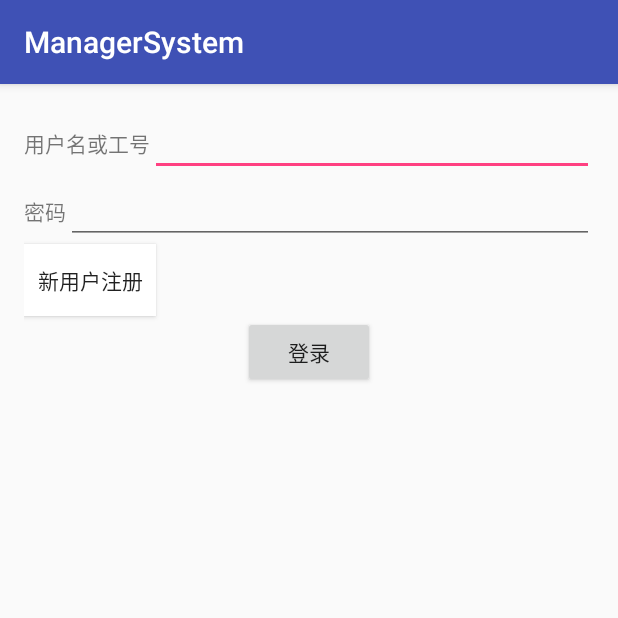
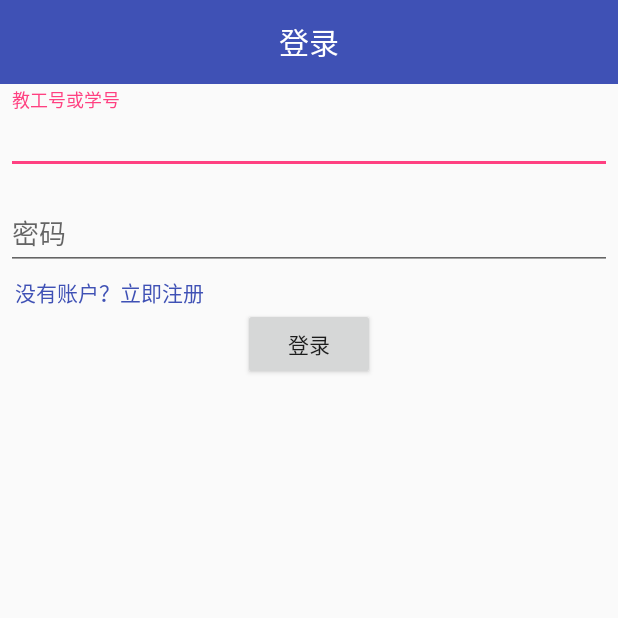
Before and after one commit to GStang/ManagerSystem, an Android app: the screen it shows after launch (MainActivity), on a phone screen of 412 x 824 dp, the top half of it. Run offline under Robolectric (Android 15) with nearby library versions, the light colour scheme and no system bars; our stand-ins replace ButterKnife.

Commit message:
班级选择

```diff
--- a/app/src/main/java/com/swpuiot/managersystem/MainActivity.java
+++ b/app/src/main/java/com/swpuiot/managersystem/MainActivity.java
@@ -6,6 +6,7 @@ import android.os.Bundle;
 import android.util.Log;
 import android.widget.Button;
 import android.widget.EditText;
+import android.widget.TextView;
 import android.widget.Toast;
 
 import com.google.gson.Gson;
@@ -36,7 +37,7 @@ import retrofit2.Retrofit;
 
 public class MainActivity extends AppCompatActivity implements LoginRequest.Getresponse {
     @BindView(R.id.btn_register)
-    Button mbtnregister;
+    TextView mbtnregister;
     @BindView(R.id.btn_login)
     Button mbtnlogin;
     @BindView(R.id.et_username)
--- a/app/src/main/java/com/swpuiot/managersystem/httpinterface/ClassService.java
+++ b/app/src/main/java/com/swpuiot/managersystem/httpinterface/ClassService.java
@@ -19,6 +19,8 @@ public interface ClassService {
     @GET("/get/all")
     Call<ResponseBody> getAllCLass(@Query("id") long id);
 
+    @GET("/get/allclass")
+    Call<ResponseBody> getAllCLass();
     @POST("/class")
     Call<ResponseBody> addClass(@Body RequestBody body);
 
--- a/app/src/main/java/com/swpuiot/managersystem/util/RetrofitUtil.java
+++ b/app/src/main/java/com/swpuiot/managersystem/util/RetrofitUtil.java
@@ -25,7 +25,7 @@ public class RetrofitUtil {
     }
     private static Retrofit.Builder builder = new Retrofit.Builder();
     private static Retrofit retrofit = builder
-            .baseUrl("http://10.24.39.77:8080")
+            .baseUrl("http://192.168.1.117:8080")
             .build();
 
     public static Retrofit getRetrofit() {
--- a/app/src/main/res/layout/activity_main.xml
+++ b/app/src/main/res/layout/activity_main.xml
@@ -4,54 +4,59 @@
     android:layout_width="match_parent"
     android:layout_height="match_parent"
     android:orientation="vertical"
-    android:paddingBottom="@dimen/activity_vertical_margin"
-    android:paddingLeft="@dimen/activity_horizontal_margin"
-    android:paddingRight="@dimen/activity_horizontal_margin"
-    android:paddingTop="@dimen/activity_vertical_margin"
     tools:context="com.swpuiot.managersystem.MainActivity">
-
-    <LinearLayout
+<android.support.v7.widget.Toolbar
     android:layout_width="match_parent"
-        android:layout_height="wrap_content">
-
+    android:layout_height="?attr/actionBarSize"
+    android:background="@color/colorPrimary">
     <TextView
         android:layout_width="wrap_content"
         android:layout_height="wrap_content"
-            android:text="用户名或工号" />
+        android:text="@string/login"
+        android:textSize="@dimen/toolbar_title_size"
+        android:layout_gravity="center"
+        android:textColor="@color/colorWrite"/>
+</android.support.v7.widget.Toolbar>
+
+    <android.support.design.widget.TextInputLayout
+        android:layout_width="match_parent"
+        android:layout_height="wrap_content"
+        android:padding="4dp">
 
         <EditText
             android:id="@+id/et_username"
             android:layout_width="match_parent"
-            android:layout_height="wrap_content" />
-    </LinearLayout>
+            android:layout_height="wrap_content"
+            android:hint="@string/ID" />
+    </android.support.design.widget.TextInputLayout>
 
-    <LinearLayout
+
+    <android.support.design.widget.TextInputLayout
         android:layout_width="match_parent"
-    android:layout_height="wrap_content">
-
-    <TextView
-        android:layout_width="wrap_content"
         android:layout_height="wrap_content"
-        android:text="密码" />
+        android:padding="4dp">
 
         <EditText
             android:id="@+id/et_password"
             android:layout_width="match_parent"
             android:layout_height="wrap_content"
+            android:hint="@string/password"
             android:inputType="textPassword" />
-</LinearLayout>
+    </android.support.design.widget.TextInputLayout>
 
-    <Button
+
+    <TextView
         android:id="@+id/btn_register"
         android:layout_width="wrap_content"
         android:layout_height="wrap_content"
-        android:background="#ffffff"
-        android:text="新用户注册" />
+        android:text="@string/doRegister"
+        android:layout_marginLeft="10dp"
+        android:textColor="@color/colorPrimary"/>
 
     <Button
         android:id="@+id/btn_login"
         android:layout_width="wrap_content"
         android:layout_height="wrap_content"
         android:layout_gravity="center"
-        android:text="登录" />
+        android:text="@string/login" />
 </LinearLayout>
--- a/app/src/main/res/values/colors.xml
+++ b/app/src/main/res/values/colors.xml
@@ -3,4 +3,5 @@
     <color name="colorPrimary">#3F51B5</color>
     <color name="colorPrimaryDark">#303F9F</color>
     <color name="colorAccent">#FF4081</color>
+    <color name="colorWrite">#ffffff</color>
 </resources>
--- a/app/src/main/res/values/dimens.xml
+++ b/app/src/main/res/values/dimens.xml
@@ -2,4 +2,5 @@
     <!-- Default screen margins, per the Android Design guidelines. -->
     <dimen name="activity_horizontal_margin">16dp</dimen>
     <dimen name="activity_vertical_margin">16dp</dimen>
+    <dimen name="toolbar_title_size">20sp</dimen>
 </resources>
--- a/app/src/main/res/values/strings.xml
+++ b/app/src/main/res/values/strings.xml
@@ -1,3 +1,10 @@
 <resources>
     <string name="app_name">ManagerSystem</string>
+
+
+    ** 登录页面 **
+    <string name="ID">教工号或学号</string>
+    <string name="password">密码</string>
+    <string name="login">登录</string>
+    <string name="doRegister">没有账户？立即注册</string>
 </resources>
--- a/app/src/main/res/values/styles.xml
+++ b/app/src/main/res/values/styles.xml
@@ -1,7 +1,7 @@
 <resources>
 
     <!-- Base application theme. -->
-    <style name="AppTheme" parent="Theme.AppCompat.Light.DarkActionBar">
+    <style name="AppTheme" parent="Theme.AppCompat.Light.NoActionBar">
         <!-- Customize your theme here. -->
         <item name="colorPrimary">@color/colorPrimary</item>
         <item name="colorPrimaryDark">@color/colorPrimaryDark</item>
```
Also changed, not shown: app/src/main/java/com/swpuiot/managersystem/adapter/ChooseClassAdapter.java (added, +52 -0 lines), app/src/main/java/com/swpuiot/managersystem/view/StuChooseClassActivity.java (+66 -0 lines), app/src/main/res/layout/activity_choosecourse.xml (+15 -5 lines), app/src/main/res/layout/activity_stu_choose_class.xml (+4 -4 lines), app/src/main/res/layout/item_choose_class.xml (added, +11 -0 lines). Lines whose indentation alone changed are shown as unchanged.
